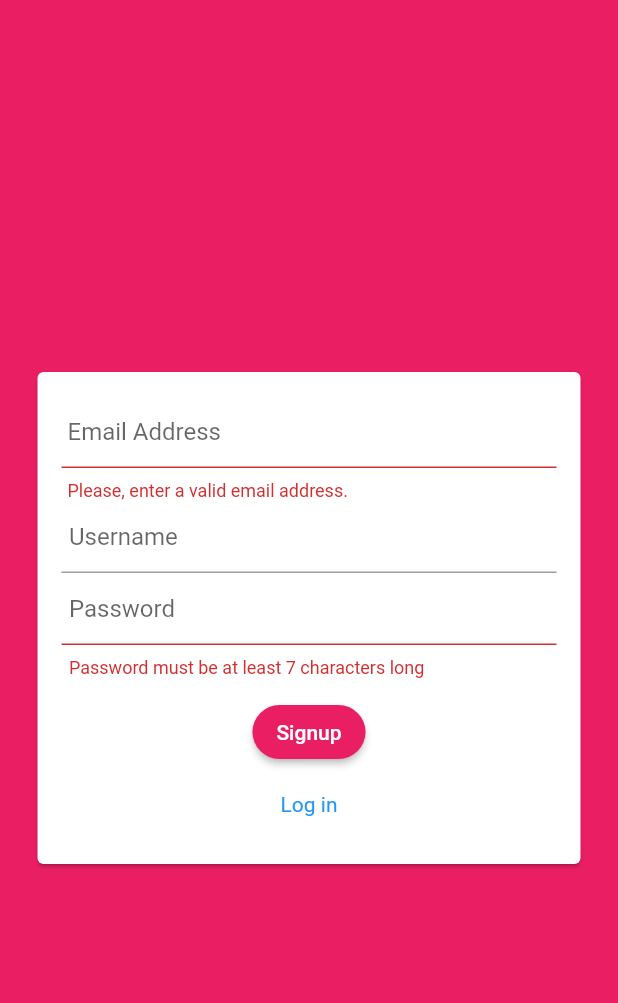
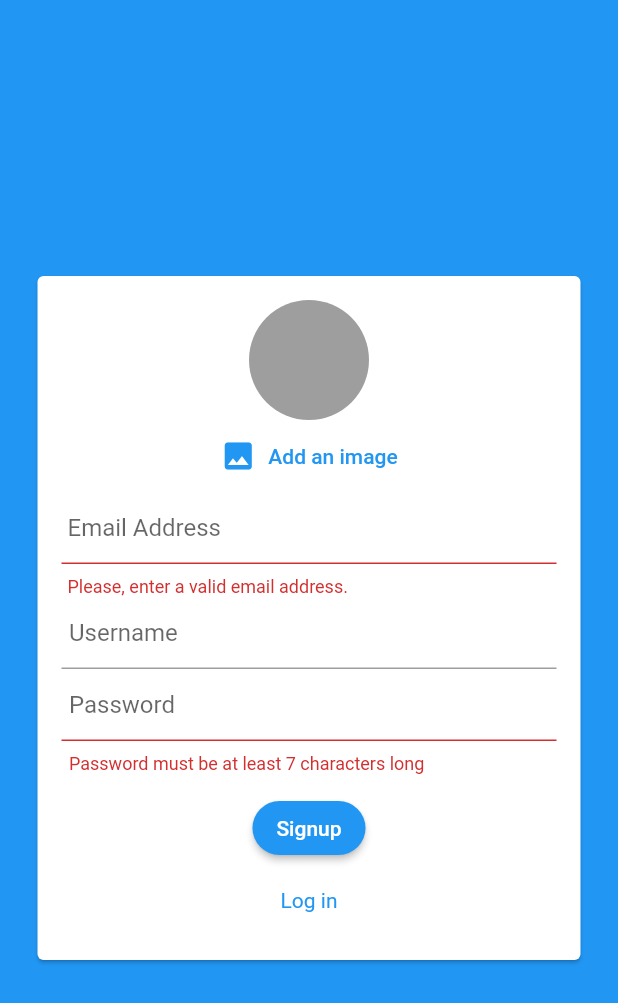
Before and after one commit to ahmed-khadr/chat, a Flutter app: the screen it shows after launch, after a tap on "Log in", after a tap on "Create new account", on a phone screen of 412 x 824 dp. Shown: the top 1003 px of the screen. Run offline on Flutter 3.47's test engine with Material 2 defaults, Android fonts, the phone set to English and light mode, and no system bars; our stand-ins replace cloud_firestore, firebase_auth, firebase_core, firebase_storage, image_picker; accounts and stored records are empty.

Commit message:
chat app

```diff
--- a/lib/main.dart
+++ b/lib/main.dart
@@ -1,5 +1,6 @@
 import 'package:chat_app/screens/auth_screen.dart';
 import 'package:chat_app/screens/chat_screen.dart';
+import 'package:chat_app/screens/splash_screen.dart';
 import 'package:firebase_auth/firebase_auth.dart';
 import 'package:firebase_core/firebase_core.dart';
 import 'package:flutter/material.dart';
@@ -18,6 +19,7 @@ class MyApp extends StatelessWidget {
   Widget build(BuildContext context) {
     final ThemeData theme = ThemeData();
     return MaterialApp(
+      debugShowCheckedModeBanner: false,
       title: 'Chat',
       theme: theme.copyWith(
         colorScheme: theme.colorScheme.copyWith(
@@ -27,7 +29,7 @@ class MyApp extends StatelessWidget {
         ),
         elevatedButtonTheme: ElevatedButtonThemeData(
           style: ElevatedButton.styleFrom(
-            primary: Colors.pink,
+            primary: Colors.blue,
             shape: RoundedRectangleBorder(
               borderRadius: BorderRadius.circular(20),
             ),
@@ -37,6 +39,9 @@ class MyApp extends StatelessWidget {
       home: StreamBuilder(
           stream: FirebaseAuth.instance.authStateChanges(),
           builder: (context, snapshot) {
+            if (snapshot.connectionState == ConnectionState.waiting) {
+              return const SplashScreen();
+            }
             if (snapshot.hasData) {
               return const ChatScreen();
             } else {
--- a/lib/screens/auth_screen.dart
+++ b/lib/screens/auth_screen.dart
@@ -1,6 +1,9 @@
+import 'dart:io';
+
 import 'package:chat_app/widgets/auth_form.dart';
 import 'package:cloud_firestore/cloud_firestore.dart';
 import 'package:firebase_auth/firebase_auth.dart';
+import 'package:firebase_storage/firebase_storage.dart';
 import 'package:flutter/material.dart';
 import 'package:flutter/services.dart';
 
@@ -18,6 +21,7 @@ class _AuthScreenState extends State<AuthScreen> {
     String? email,
     String? password,
     String? userName,
+    File userImageFile,
     bool isLogin,
     BuildContext ctx,
   ) async {
@@ -32,6 +36,12 @@ class _AuthScreenState extends State<AuthScreen> {
       } else {
         userCredential = await _auth.createUserWithEmailAndPassword(
             email: email!, password: password!);
+        final ref = FirebaseStorage.instance
+            .ref()
+            .child('user_image')
+            .child(userCredential.user!.uid + '.jpg');
+        await ref.putFile(userImageFile);
+        final url = await ref.getDownloadURL();
         await FirebaseFirestore.instance
             .collection('users')
             .doc(userCredential.user?.uid)
@@ -39,6 +49,7 @@ class _AuthScreenState extends State<AuthScreen> {
           {
             'username': userName,
             'email': email,
+            'image_url': url,
           },
         );
       }
@@ -57,7 +68,6 @@ class _AuthScreenState extends State<AuthScreen> {
         _isLoading = false;
       });
     } catch (err) {
-      print(err.toString());
       setState(() {
         _isLoading = false;
       });
@@ -67,7 +77,7 @@ class _AuthScreenState extends State<AuthScreen> {
   @override
   Widget build(BuildContext context) {
     return Scaffold(
-      backgroundColor: Colors.pink,
+      backgroundColor: Colors.blue,
       body: AuthForm(
         submitForm: _submitAuthForm,
         isLoading: _isLoading,
--- /dev/null
+++ b/lib/screens/splash_screen.dart
@@ -0,0 +1,19 @@
+import 'package:flutter/material.dart';
+
+class SplashScreen extends StatelessWidget {
+  const SplashScreen({Key? key}) : super(key: key);
+
+  @override
+  Widget build(BuildContext context) {
+    return Scaffold(
+      backgroundColor: Theme.of(context).colorScheme.primary,
+      body: const Center(
+        child: Icon(
+          Icons.message,
+          color: Colors.grey,
+          size: 80,
+        ),
+      ),
+    );
+  }
+}
--- a/lib/widgets/auth_form.dart
+++ b/lib/widgets/auth_form.dart
@@ -1,4 +1,8 @@
+import 'dart:io';
+
 import 'package:flutter/material.dart';
+
+import 'image_picker.dart';
 
 class AuthForm extends StatefulWidget {
   const AuthForm({
@@ -13,6 +17,7 @@ class AuthForm extends StatefulWidget {
     String? email,
     String? password,
     String? userName,
+    File userImageFile,
     bool isLogin,
     BuildContext ctx,
   ) submitForm;
@@ -27,15 +32,29 @@ class _AuthFormState extends State<AuthForm> {
   String? _emailAddress = '';
   String? _userName = '';
   String? _password = '';
+  File? _userPickedImage;
+
+  void _pickImage(File image) {
+    _userPickedImage = image;
+  }
 
   void _trySubmit() {
     final formState = _formKey.currentState;
     bool isValid = formState != null && formState.validate();
     FocusScope.of(context).unfocus();
+    if (_userPickedImage == null && !_isLogin) {
+      ScaffoldMessenger.of(context).showSnackBar(
+        SnackBar(
+          content: const Text('Please pick an image'),
+          backgroundColor: Theme.of(context).errorColor,
+        ),
+      );
+      return;
+    }
     if (isValid) {
       formState.save();
       widget.submitForm(_emailAddress?.trim(), _password?.trim(),
-          _userName?.trim(), _isLogin, context);
+          _userName?.trim(), _userPickedImage!, _isLogin, context);
     } else {
       print('invalid');
     }
@@ -43,8 +62,8 @@ class _AuthFormState extends State<AuthForm> {
 
   @override
   void dispose() {
+    super.dispose();
     _formKey.currentState?.dispose();
-    super.dispose();
   }
 
   @override
@@ -60,8 +79,15 @@ class _AuthFormState extends State<AuthForm> {
               child: Column(
                 mainAxisSize: MainAxisSize.min,
                 children: [
+                  if (!_isLogin)
+                    UserImagePicker(
+                      pickImage: _pickImage,
+                    ),
                   TextFormField(
                     key: const ValueKey('email'),
+                    autocorrect: false,
+                    textCapitalization: TextCapitalization.none,
+                    enableSuggestions: false,
                     validator: (value) {
                       if (value == null ||
                           value.isEmpty ||
@@ -82,6 +108,9 @@ class _AuthFormState extends State<AuthForm> {
                   if (!_isLogin)
                     TextFormField(
                       key: const ValueKey('username'),
+                      autocorrect: true,
+                      textCapitalization: TextCapitalization.words,
+                      enableSuggestions: false,
                       validator: (value) {
                         if (value == null ||
                             value.isEmpty ||
--- /dev/null
+++ b/lib/widgets/image_picker.dart
@@ -0,0 +1,45 @@
+import 'dart:io';
+
+import 'package:flutter/material.dart';
+import 'package:image_picker/image_picker.dart';
+
+class UserImagePicker extends StatefulWidget {
+  const UserImagePicker({Key? key, required this.pickImage}) : super(key: key);
+
+  final void Function(File image) pickImage;
+
+  @override
+  _UserImagePickerState createState() => _UserImagePickerState();
+}
+
+class _UserImagePickerState extends State<UserImagePicker> {
+  File? _pickedImage;
+  Future<void> _pickImage() async {
+    final picker = ImagePicker();
+    final pickedImage = await picker.pickImage(
+        source: ImageSource.camera, imageQuality: 50, maxWidth: 150);
+    setState(() {
+      _pickedImage = File(pickedImage!.path);
+    });
+    widget.pickImage(File(pickedImage!.path));
+  }
+
+  @override
+  Widget build(BuildContext context) {
+    return Column(
+      children: [
+        CircleAvatar(
+          radius: 40,
+          backgroundColor: Colors.grey,
+          backgroundImage:
+              _pickedImage == null ? null : FileImage(_pickedImage!),
+        ),
+        TextButton.icon(
+          onPressed: _pickImage,
+          icon: const Icon(Icons.image),
+          label: const Text('Add an image'),
+        ),
+      ],
+    );
+  }
+}
--- a/lib/widgets/messages.dart
+++ b/lib/widgets/messages.dart
@@ -34,6 +34,8 @@ class Messages extends StatelessWidget {
                     message: docs[i]['text'],
                     isCurrentUser:
                         docs[i]['userId'] == userSnapshot.requireData?.uid,
+                    username: docs[i]['username'],
+                    userImage: docs[i]['userImage'],
                   ),
                   itemCount: docs.length,
                 );
--- a/pubspec.yaml
+++ b/pubspec.yaml
@@ -37,6 +37,9 @@ dependencies:
   cloud_firestore: ^2.5.3
   firebase_core: ^1.6.0
   firebase_auth: ^3.1.1
+  image_picker: ^0.8.4+2
+  firebase_storage: ^10.0.3
+  firebase_messaging: ^10.0.7
 
 dev_dependencies:
   flutter_test:
```
Also changed, not shown: lib/widgets/message_bubble.dart (+44 -5 lines), lib/widgets/new_message.dart (+10 -1 lines), pubspec.lock.
